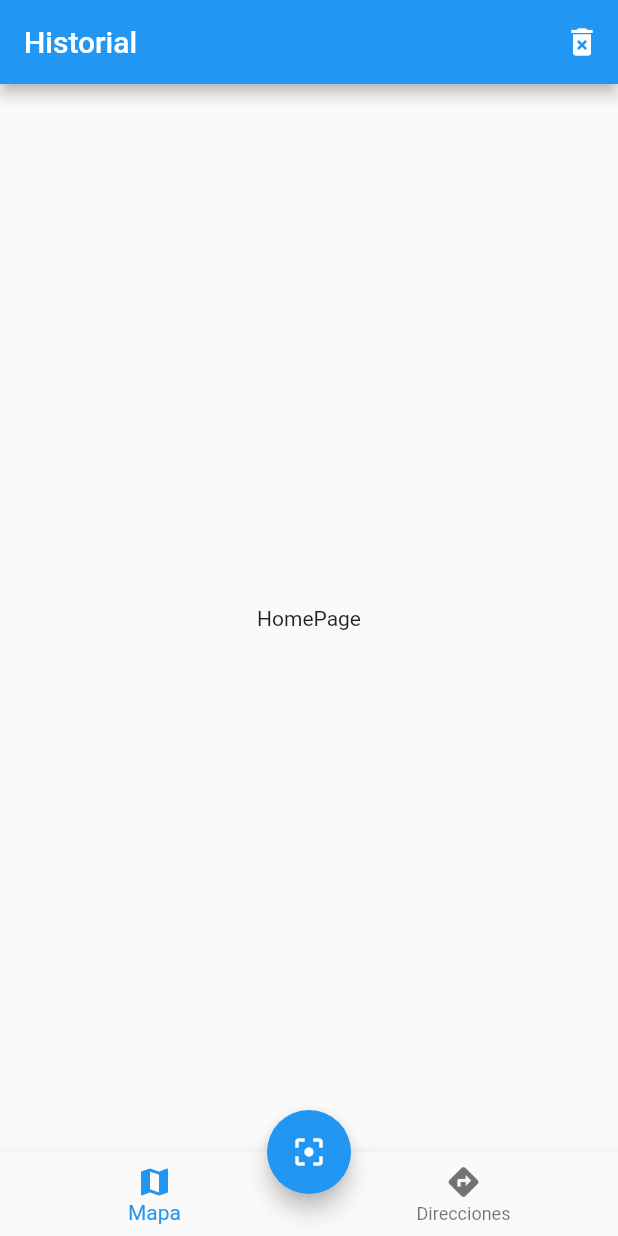
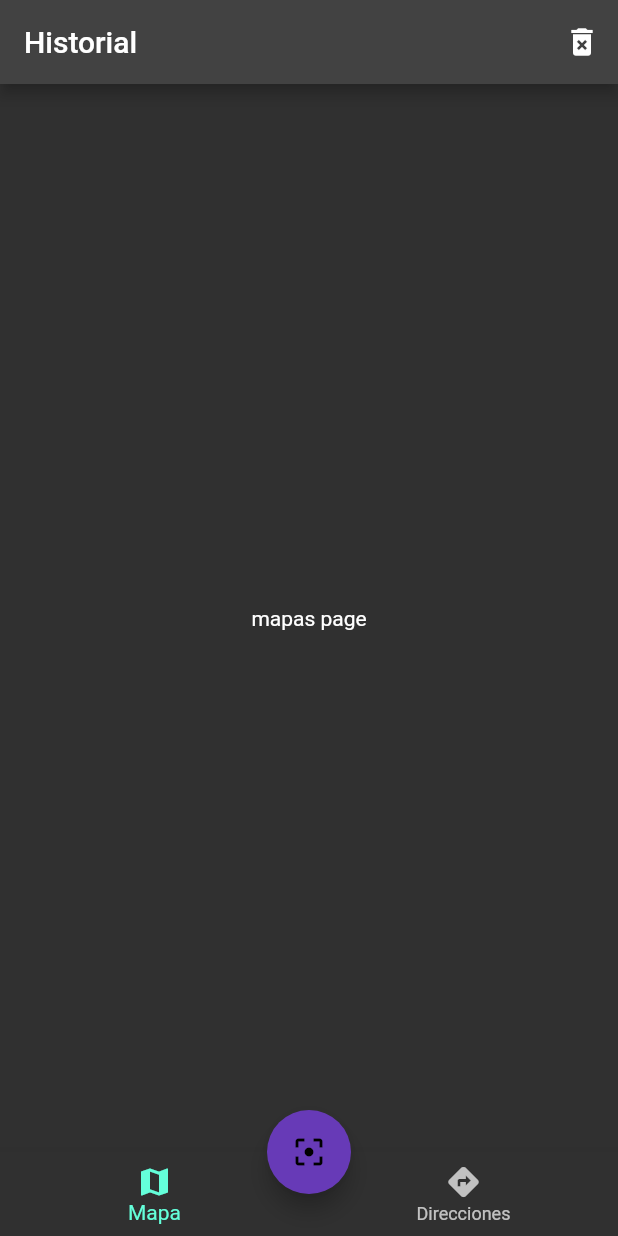
Before and after one commit to AlexanderMendivil/qa_reader_app, a Flutter app: the screen it shows after launch, on a phone screen of 412 x 824 dp. Run offline on Flutter 3.47's test engine with Material 2 defaults, Android fonts, the phone set to English and light mode, and no system bars.

Commit message:
bottom tabs

```diff
--- a/lib/main.dart
+++ b/lib/main.dart
@@ -1,6 +1,8 @@
 import 'package:flutter/material.dart';
+import 'package:provider/provider.dart';
 import 'package:qa_reader/pages/home_page.dart';
 import 'package:qa_reader/pages/map_page.dart';
+import 'package:qa_reader/providers/ui_provider.dart';
 
 void main() => runApp(const MyApp());
 
@@ -9,7 +11,11 @@ class MyApp extends StatelessWidget {
 
   @override
   Widget build(BuildContext context) {
-    return MaterialApp(
+    return MultiProvider(
+      providers: [
+        ChangeNotifierProvider(create: (_)=> UIProvider() )
+      ],
+      child: MaterialApp(
         debugShowCheckedModeBanner: false,
         title: 'QA reader',
         initialRoute: 'home',
@@ -17,6 +23,10 @@ class MyApp extends StatelessWidget {
           'home': (_) => const HomePage(),
           'mapa': (_) => const MapPage(),
         },
+        theme: ThemeData.dark().copyWith(
+          primaryColor: Colors.deepPurple,
+          floatingActionButtonTheme: const FloatingActionButtonThemeData(backgroundColor: Colors.deepPurple)
+        ),
         home: Scaffold(
           appBar: AppBar(
             title: const Text('QA reader'),
@@ -25,6 +35,7 @@ class MyApp extends StatelessWidget {
             child: Text('Hello World'),
           ),
         ),
+      ),
     );
   }
 }
--- /dev/null
+++ b/lib/pages/directions_page.dart
@@ -0,0 +1,12 @@
+import 'package:flutter/material.dart';
+
+class DirectionPage extends StatelessWidget {
+
+  const DirectionPage({Key? key}) : super(key: key);
+
+  @override
+  Widget build(BuildContext context) {
+    return const Center(child: Text('directions'),
+    );
+  }
+}
--- a/lib/pages/home_page.dart
+++ b/lib/pages/home_page.dart
@@ -1,4 +1,8 @@
 import 'package:flutter/material.dart';
+import 'package:provider/provider.dart';
+import 'package:qa_reader/pages/directions_page.dart';
+import 'package:qa_reader/pages/maps_page.dart';
+import 'package:qa_reader/providers/ui_provider.dart';
 
 import '../widgets/widgets.dart';
 
@@ -10,14 +14,13 @@ class HomePage extends StatelessWidget {
   Widget build(BuildContext context) {
     return Scaffold(
       appBar: AppBar(
-        title: Text('Historial'),
+        title: const Text('Historial'),
         actions: [
           IconButton(onPressed: (){}, icon: const Icon(Icons.delete_forever))
         ],
       ),
-      body: const Center(
-         child: Text('HomePage'),
-      ),
+      body: const _HomePageBody(),
+
 
       bottomNavigationBar: const CustomNavigationBar(),
       floatingActionButton: const CustomFloatingActionButton(),
@@ -25,3 +28,27 @@ class HomePage extends StatelessWidget {
     );
   }
 }
+
+
+class _HomePageBody extends StatelessWidget {
+  const _HomePageBody({super.key});
+
+  @override
+  Widget build(BuildContext context) {
+
+    final uiProvider = Provider.of<UIProvider>(context);
+    final currentIndex = uiProvider.selectedMenuOpt;
+
+
+    switch (currentIndex) {
+      case 0:
+        return const MapsPage();
+
+      case 1:
+        return const DirectionPage();
+
+      default:
+      return const DirectionPage();
+    }
+  }
+}
--- /dev/null
+++ b/lib/pages/maps_page.dart
@@ -0,0 +1,13 @@
+import 'package:flutter/material.dart';
+
+class MapsPage extends StatelessWidget {
+
+  const MapsPage({Key? key}) : super(key: key);
+
+  @override
+  Widget build(BuildContext context) {
+    return const Center(
+      child: Text('mapas page'),
+    );
+  }
+}
--- /dev/null
+++ b/lib/providers/ui_provider.dart
@@ -0,0 +1,14 @@
+import 'package:flutter/material.dart';
+
+class UIProvider extends ChangeNotifier{
+  int _selectedMenuOpt = 0;
+
+  int get selectedMenuOpt{
+    return _selectedMenuOpt;
+  }
+
+  set selectedMenuOpt( int i ){
+    _selectedMenuOpt = i;
+    notifyListeners();
+  }
+}
--- a/lib/widgets/custom_navigation_bar.dart
+++ b/lib/widgets/custom_navigation_bar.dart
@@ -1,4 +1,6 @@
 import 'package:flutter/material.dart';
+import 'package:provider/provider.dart';
+import 'package:qa_reader/providers/ui_provider.dart';
 
 class CustomNavigationBar extends StatelessWidget {
   const CustomNavigationBar({
@@ -7,8 +9,15 @@ class CustomNavigationBar extends StatelessWidget {
 
   @override
   Widget build(BuildContext context) {
+
+    final uiProvider = Provider.of<UIProvider>(context);
+    final currentIndex = uiProvider.selectedMenuOpt;
+
     return BottomNavigationBar(
-      currentIndex: 0,
+      onTap: (int i){
+        uiProvider.selectedMenuOpt = i;
+        },
+      currentIndex: currentIndex,
       items: const <BottomNavigationBarItem>[
       BottomNavigationBarItem(
         icon: Icon(Icons.map),
--- a/pubspec.yaml
+++ b/pubspec.yaml
@@ -36,7 +36,8 @@ dependencies:
   # The following adds the Cupertino Icons font to your application.
   # Use with the CupertinoIcons class for iOS style icons.
   cupertino_icons: ^1.0.2
-
+  provider: ^6.0.5
+  flutter_barcode_scanner: ^2.0.0
 dev_dependencies:
   flutter_test:
     sdk: flutter
```
Also changed, not shown: pubspec.lock. Lines whose indentation alone changed are shown as unchanged.
